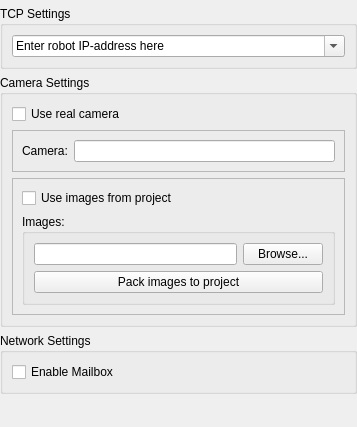
Qt form plugins/robots/interpreters/trikKitInterpreterCommon/src/trikAdditionalPreferences.ui (trikset/trik-studio) before a commit.
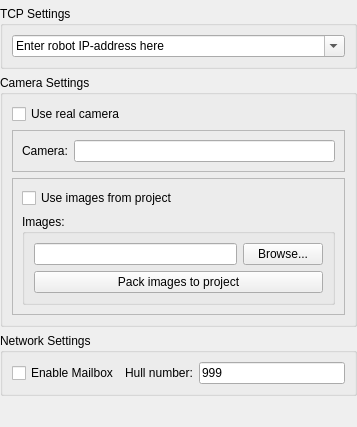
The same form after that commit. Custom widgets are drawn as their Qt base class.

Commit message: Add hull number for Trik Studio

```diff
--- a/plugins/robots/interpreters/trikKitInterpreterCommon/src/trikAdditionalPreferences.ui
+++ b/plugins/robots/interpreters/trikKitInterpreterCommon/src/trikAdditionalPreferences.ui
@@ -147,6 +147,20 @@
         </property>
        </widget>
       </item>
+	  <item row="0" column="1">
+       <widget class="QLabel" name="mailboxHullNumberLabel">
+        <property name="text">
+         <string>Hull number:</string>
+        </property>
+       </widget>
+      </item>
+	  <item row="0" column="2">
+       <widget class="QLineEdit" name="mailboxHullNumber">
+        <property name="text">
+         <string>999</string>
+        </property>
+       </widget>
+      </item>
      </layout>
     </widget>
    </item>
```
The commit also changes 6 other files.
